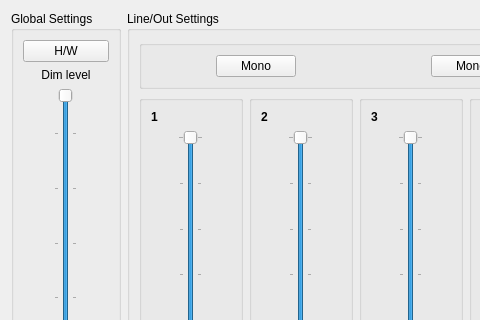
ojsl1/libffado, file support/mixer-qt4/ffado/mixer/Saffire_Pro40_monitoring.ui: the form before one commit; both pictures show x 0 to 480 and y 0 to 320 of the 1397 by 658 pixel window.
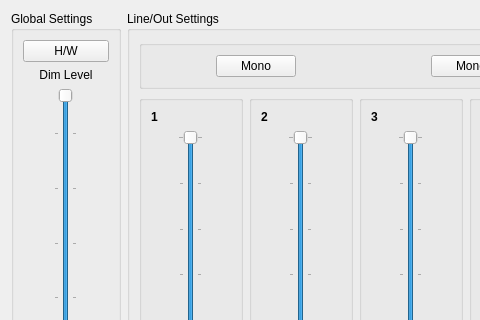
The form after the commit.

Patch:
```diff
--- a/support/mixer-qt4/ffado/mixer/Saffire_Pro40_monitoring.ui
+++ b/support/mixer-qt4/ffado/mixer/Saffire_Pro40_monitoring.ui
@@ -47,7 +47,7 @@
         <item>
          <widget class="QLabel" name="GlobalSetLabel">
           <property name="text">
-           <string>Dim level</string>
+           <string>Dim Level</string>
           </property>
           <property name="alignment">
            <set>Qt::AlignCenter</set>
```
